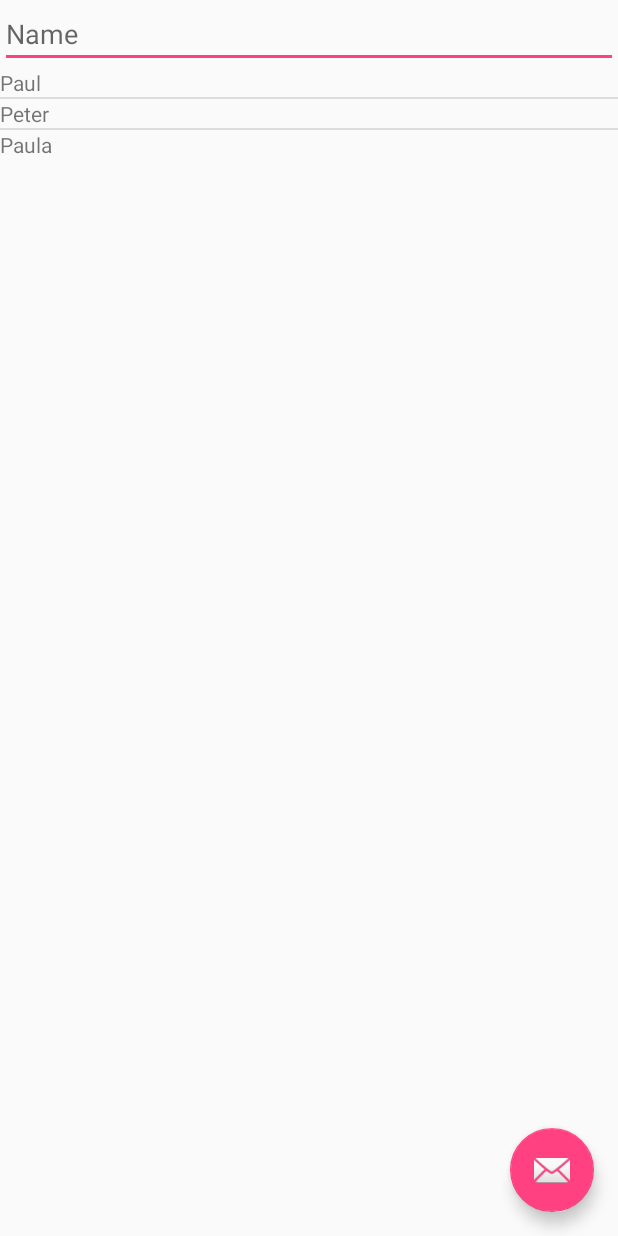
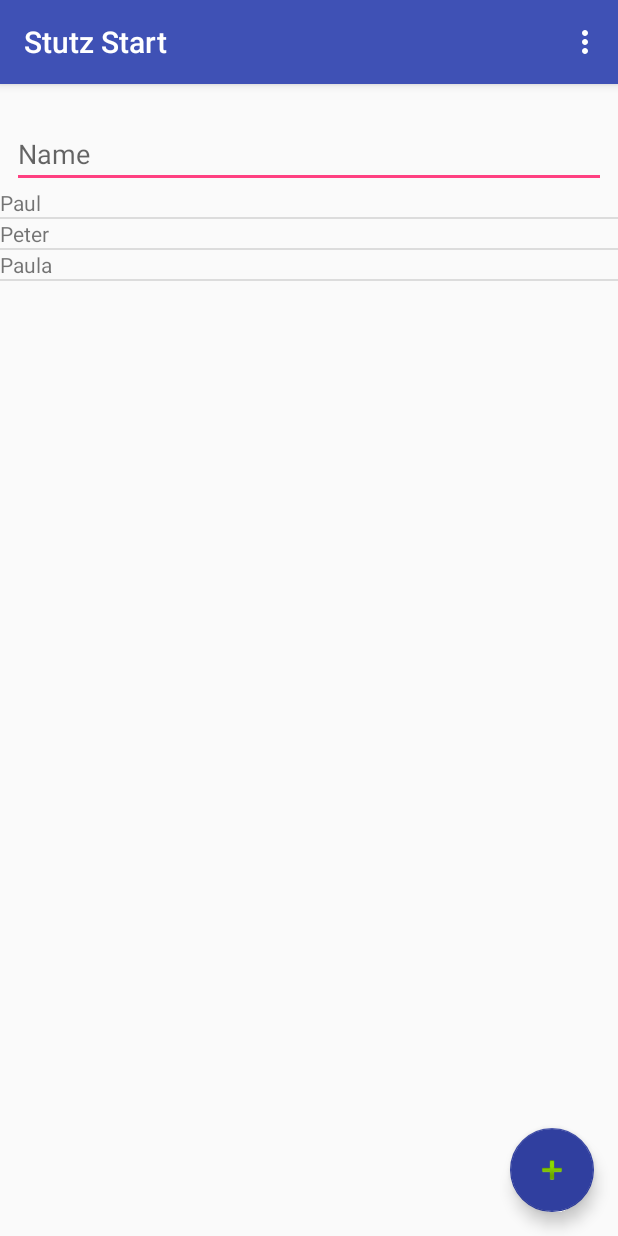
Before and after one commit to jfluri/Stutz, an Android app: the screen it shows after launch (StutzStart), on a phone screen of 412 x 824 dp. Run offline under Robolectric (Android 15) with nearby library versions, the phone set to English and light mode, and no system bars.

Commit message:
added menu to main

```diff
--- a/app/build.gradle
+++ b/app/build.gradle
@@ -33,6 +33,9 @@ dependencies {
     androidTestImplementation 'com.android.support.test.espresso:espresso-core:3.0.2'
     implementation 'com.android.support:cardview-v7:27.1.1'
     //compile 'com.google.firebase:firebase-core:15.0.2'
+
+    compile 'com.android.support:appcompat-v7:27.1.1'
+
 }
 
 //apply plugin: 'com.google.gms.google-services'
--- a/app/src/main/AndroidManifest.xml
+++ b/app/src/main/AndroidManifest.xml
@@ -8,7 +8,7 @@
         android:label="@string/app_name"
         android:roundIcon="@mipmap/ic_launcher_round"
         android:supportsRtl="true"
-        android:theme="@style/AppTheme">
+        android:theme="@style/AppTheme.NoActionBar">
         <activity
             android:name=".StutzStart"
             android:label="Stutz Start"
--- a/app/src/main/java/stutz/mobi/ch/stutz/SelectSpende.kt
+++ b/app/src/main/java/stutz/mobi/ch/stutz/SelectSpende.kt
@@ -17,10 +17,10 @@ class SelectSpende : AppCompatActivity() {
         setContentView(R.layout.activity_select_spende)
         setSupportActionBar(toolbar)
 
-        fab.setOnClickListener { view ->
-            Snackbar.make(view, "Replace with your own action", Snackbar.LENGTH_LONG)
-                    .setAction("Action", null).show()
-        }
+//        fab.setOnClickListener { view ->
+//            Snackbar.make(view, "Replace with your own action", Snackbar.LENGTH_LONG)
+//                    .setAction("Action", null).show()
+//        }
         val person = PersonRepo().get(UUID.fromString(this.intent.getStringExtra("stutz.mobi.ch.stutz.EXTRA_PERSON_ID")))
         name.text = person.name
         location.text = person.region
--- a/app/src/main/java/stutz/mobi/ch/stutz/StutzStart.kt
+++ b/app/src/main/java/stutz/mobi/ch/stutz/StutzStart.kt
@@ -6,17 +6,23 @@ import android.support.design.widget.Snackbar
 import android.support.v7.app.AppCompatActivity
 import android.text.Editable
 import android.text.TextWatcher
+import android.view.Menu
 import android.view.View
-import android.widget.AdapterView
 import android.widget.ArrayAdapter
-
 import kotlinx.android.synthetic.main.activity_stutz_start.*
 
 class StutzStart : AppCompatActivity() {
 
+    override fun onCreateOptionsMenu(menu: Menu?): Boolean {
+        val inflater = getMenuInflater()
+        inflater.inflate(R.menu.menu, menu)
+        return true
+    }
+
     override fun onCreate(savedInstanceState: Bundle?) {
         super.onCreate(savedInstanceState)
         setContentView(R.layout.activity_stutz_start)
+        setSupportActionBar(toolbar2)
 
         person_suche_resultat.adapter = PersonAdapter(
                 this,
--- a/app/src/main/res/layout/activity_select_spende.xml
+++ b/app/src/main/res/layout/activity_select_spende.xml
@@ -22,14 +22,6 @@
 
     <include layout="@layout/content_select_spende" />
 
-    <android.support.design.widget.FloatingActionButton
-        android:id="@+id/fab"
-        android:layout_width="wrap_content"
-        android:layout_height="wrap_content"
-        android:layout_gravity="bottom|end"
-        android:layout_margin="@dimen/fab_margin"
-        app:srcCompat="@android:drawable/ic_dialog_email" />
-
     <android.support.constraint.ConstraintLayout
         android:layout_width="match_parent"
         android:layout_height="wrap_content">
--- a/app/src/main/res/layout/activity_stutz_start.xml
+++ b/app/src/main/res/layout/activity_stutz_start.xml
@@ -11,6 +11,15 @@
         android:layout_height="wrap_content"
         android:theme="@style/AppTheme.AppBarOverlay">
 
+        <android.support.v7.widget.Toolbar
+            android:id="@+id/toolbar2"
+            android:layout_width="match_parent"
+            android:layout_height="?attr/actionBarSize"
+            android:background="?attr/colorPrimary"
+            android:elevation="4dp"
+            android:theme="@style/ThemeOverlay.AppCompat.ActionBar"
+            app:popupTheme="@style/ThemeOverlay.AppCompat.Light" />
+
     </android.support.design.widget.AppBarLayout>
 
     <android.support.design.widget.FloatingActionButton
@@ -19,7 +28,8 @@
         android:layout_height="wrap_content"
         android:layout_gravity="bottom|end"
         android:layout_margin="@dimen/fab_margin"
-        app:srcCompat="@android:drawable/ic_dialog_email" />
+        app:backgroundTint="@color/colorPrimaryDark"
+        app:srcCompat="@android:drawable/ic_input_add" />
 
     <android.support.constraint.ConstraintLayout
         android:layout_width="match_parent"
@@ -29,14 +39,22 @@
             android:id="@+id/nameSuchePerson"
             android:layout_width="match_parent"
             android:layout_height="wrap_content"
+            android:layout_marginEnd="8dp"
+            android:layout_marginLeft="8dp"
+            android:layout_marginRight="8dp"
+            android:layout_marginStart="8dp"
+            android:layout_marginTop="80dp"
             android:ems="10"
             android:hint="Name"
-            android:inputType="textPersonName" />
+            android:inputType="textPersonName"
+            app:layout_constraintEnd_toEndOf="parent"
+            app:layout_constraintStart_toStartOf="parent"
+            app:layout_constraintTop_toTopOf="parent" />
 
         <ListView
             android:id="@+id/person_suche_resultat"
             android:layout_width="wrap_content"
-            android:layout_height="0dp"
+            android:layout_height="475dp"
             app:layout_constraintStart_toStartOf="parent"
             app:layout_constraintTop_toBottomOf="@+id/nameSuchePerson" />
     </android.support.constraint.ConstraintLayout>
--- /dev/null
+++ b/app/src/main/res/menu/menu.xml
@@ -0,0 +1,12 @@
+<menu xmlns:android="http://schemas.android.com/apk/res/android"
+    xmlns:app="http://schemas.android.com/apk/res-auto">
+
+    <!-- "Mark Favorite", should appear as action button if possible -->
+
+    <!-- Settings, should always be in the overflow -->
+    <item
+        android:id="@+id/action_settings"
+        android:title="Login"
+        app:showAsAction="never" />
+
+</menu>
--- a/app/src/main/res/values/colors.xml
+++ b/app/src/main/res/values/colors.xml
@@ -1,6 +1,6 @@
 <?xml version="1.0" encoding="utf-8"?>
 <resources>
     <color name="colorPrimary">#3F51B5</color>
-    <color name="colorPrimaryDark">#303F9F</color>
+    <color name="colorPrimaryDark">#303f9f</color>
     <color name="colorAccent">#FF4081</color>
 </resources>
--- a/build.gradle
+++ b/build.gradle
@@ -13,6 +13,8 @@ buildscript {
 
         // NOTE: Do not place your application dependencies here; they belong
         // in the individual module build.gradle files
+
+        //compile fileTree(dir: 'libs', include: ['*.jar'])
     }
 }
 
```
